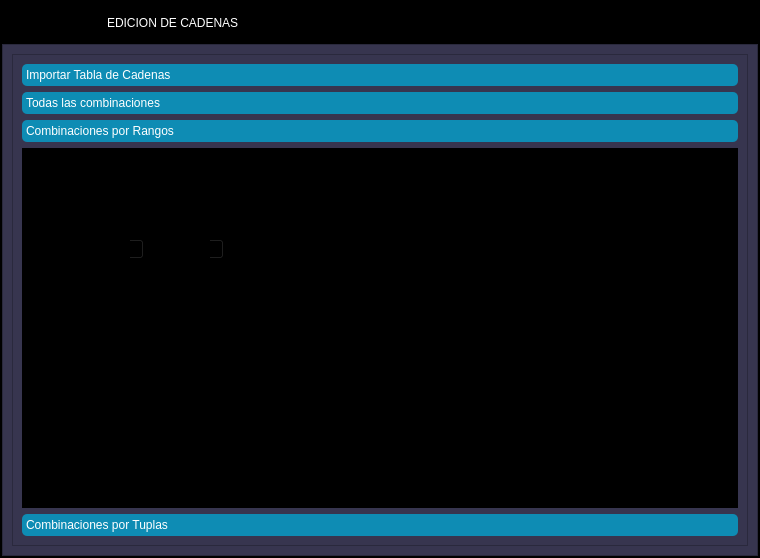
The window that diseño.ui (Jcee02/AnalisisAlgoritmosD01-T4) describes before a commit, drawn with Qt 5.
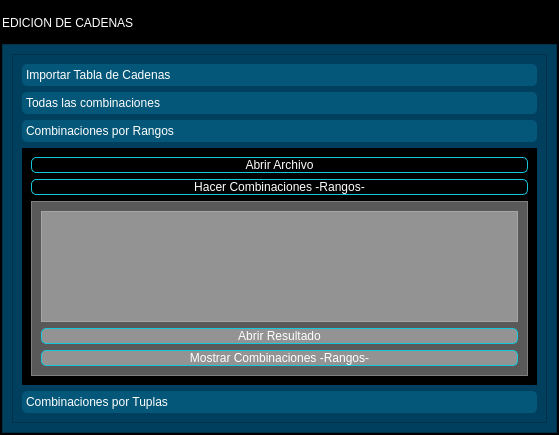
The same window after the commit. The open tabs and pages were chosen to show the change. Icons and pictures are not drawn.

Patch:
```diff
--- a/diseño.ui
+++ b/diseño.ui
@@ -6,8 +6,8 @@
    <rect>
     <x>0</x>
     <y>0</y>
-    <width>760</width>
-    <height>558</height>
+    <width>559</width>
+    <height>435</height>
    </rect>
   </property>
   <property name="windowTitle">
@@ -108,19 +108,6 @@
           <property name="bottomMargin">
            <number>0</number>
           </property>
-          <item>
-           <spacer name="horizontalSpacer_2">
-            <property name="orientation">
-             <enum>Qt::Horizontal</enum>
-            </property>
-            <property name="sizeHint" stdset="0">
-             <size>
-              <width>40</width>
-              <height>20</height>
-             </size>
-            </property>
-           </spacer>
-          </item>
           <item>
            <widget class="QLabel" name="label">
             <property name="styleSheet">
@@ -145,32 +132,6 @@
             </property>
            </spacer>
           </item>
-          <item>
-           <widget class="QPushButton" name="bt_cerrar2">
-            <property name="minimumSize">
-             <size>
-              <width>40</width>
-              <height>40</height>
-             </size>
-            </property>
-            <property name="styleSheet">
-             <string notr="true"/>
-            </property>
-            <property name="text">
-             <string/>
-            </property>
-            <property name="icon">
-             <iconset>
-              <normaloff>imagenes/minimo.png</normaloff>imagenes/minimo.png</iconset>
-            </property>
-            <property name="iconSize">
-             <size>
-              <width>30</width>
-              <height>30</height>
-             </size>
-            </property>
-           </widget>
-          </item>
           <item>
            <widget class="QPushButton" name="bt_minimizar">
             <property name="minimumSize">
@@ -280,7 +241,7 @@
            <widget class="QFrame" name="frame_4">
             <property name="styleSheet">
              <string notr="true">QFrame{
-background-color: rgb(55, 53, 79);
+	background-color: rgb(0, 64, 94);
 }
 
 QPushButton{
@@ -314,7 +275,7 @@
                  <widget class="QToolBox" name="toolBox">
                   <property name="styleSheet">
                    <string notr="true">QToolBox::tab{
-background-color: rgb(14, 140, 180);
+background-color: rgb(14, 140, 180, 30% );
 border-radius: 5px;
 color: rgb(255, 255, 255);
 font: 95 10pt &quot;Arial Black&quot;;
@@ -492,33 +453,83 @@
                     <rect>
                      <x>0</x>
                      <y>0</y>
-                     <width>716</width>
-                     <height>360</height>
+                     <width>498</width>
+                     <height>233</height>
                     </rect>
                    </property>
                    <attribute name="label">
                     <string>Combinaciones por Rangos</string>
                    </attribute>
-                   <widget class="QSpinBox" name="spinBox">
-                    <property name="geometry">
-                     <rect>
-                      <x>80</x>
-                      <y>90</y>
-                      <width>42</width>
-                      <height>22</height>
-                     </rect>
-                    </property>
-                   </widget>
-                   <widget class="QSpinBox" name="spinBox_2">
-                    <property name="geometry">
-                     <rect>
-                      <x>160</x>
-                      <y>90</y>
-                      <width>42</width>
-                      <height>22</height>
-                     </rect>
-                    </property>
-                   </widget>
+                   <layout class="QVBoxLayout" name="verticalLayout">
+                    <item>
+                     <widget class="QPushButton" name="boton_abrirOP3">
+                      <property name="text">
+                       <string>Abrir Archivo</string>
+                      </property>
+                     </widget>
+                    </item>
+                    <item>
+                     <widget class="QPushButton" name="boton_CombinacionesRangos">
+                      <property name="text">
+                       <string>Hacer Combinaciones -Rangos-</string>
+                      </property>
+                     </widget>
+                    </item>
+                    <item>
+                     <widget class="QFrame" name="frame_6">
+                      <property name="styleSheet">
+                       <string notr="true">QWidget {
+background-color: rgba( 255, 255, 255, 35%);
+}
+
+QHeaderView::section {
+background-color: rgb(14, 140, 180);
+padding: 2px;
+
+border: 1px solid #fffff8; 
+font-size: 14pt;
+}
+
+ATableWidget{
+gridline-color: #aa00ff; 
+font-size: 12pt; 
+color: rgb(255, 255, 255);
+font: 95 10pt &quot;Arial Black&quot;;
+}
+
+QTableWidget QTableCornerButton::section{
+background-color: #646464;
+border: 1px solid #ff000;
+}</string>
+                      </property>
+                      <property name="frameShape">
+                       <enum>QFrame::StyledPanel</enum>
+                      </property>
+                      <property name="frameShadow">
+                       <enum>QFrame::Raised</enum>
+                      </property>
+                      <layout class="QVBoxLayout" name="verticalLayout_8">
+                       <item>
+                        <widget class="QTableWidget" name="tableWidget_3"/>
+                       </item>
+                       <item>
+                        <widget class="QPushButton" name="boton_abrirResultOP3">
+                         <property name="text">
+                          <string>Abrir Resultado</string>
+                         </property>
+                        </widget>
+                       </item>
+                       <item>
+                        <widget class="QPushButton" name="boton_mostrarOP3">
+                         <property name="text">
+                          <string>Mostrar Combinaciones -Rangos-</string>
+                         </property>
+                        </widget>
+                       </item>
+                      </layout>
+                     </widget>
+                    </item>
+                   </layout>
                   </widget>
                   <widget class="QWidget" name="TuplasCombinacion">
                    <property name="geometry">
```
Left out of the diff: 103 changed lines with no effect on the pictures.
